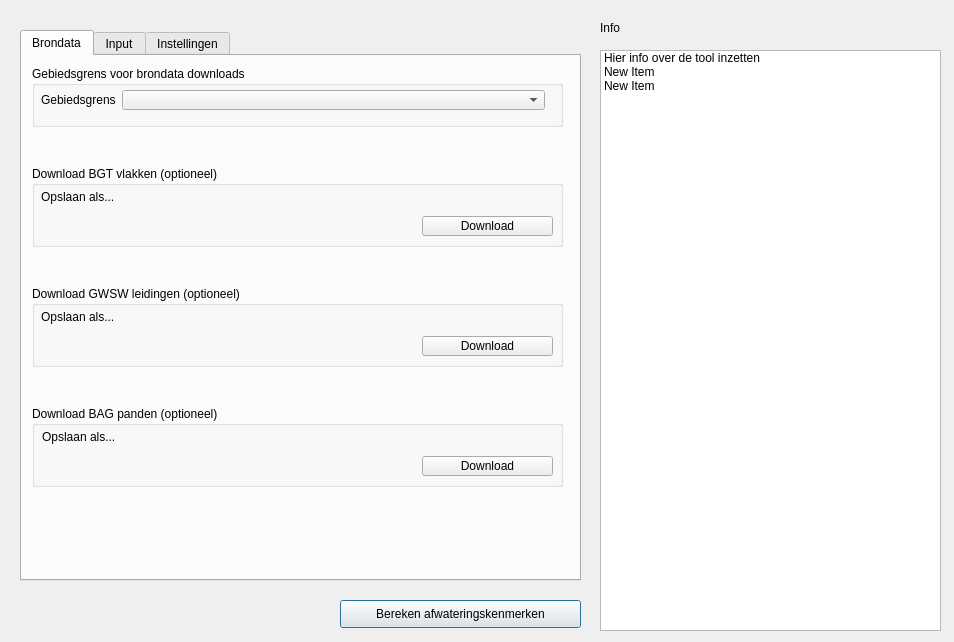
This is QGIS_plugin/bgtinlooptool/BGTInloopTool_dialog_base.ui in nens/bgt-inlooptool as Qt 5 draws it before an edit. The edited form follows.
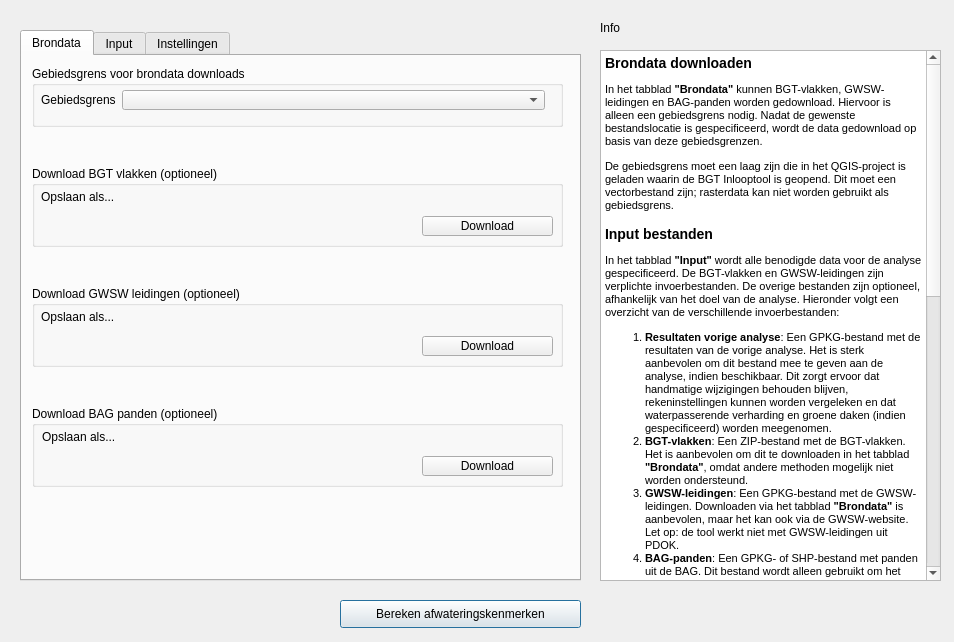
This is the edited form. The open tabs and pages were chosen to show the change. Custom widgets are drawn as their Qt base class.

Commit message:
Info toegevoegd aan tool
Front end aanpassingen

What changed in the file:
```diff
--- a/QGIS_plugin/bgtinlooptool/BGTInloopTool_dialog_base.ui
+++ b/QGIS_plugin/bgtinlooptool/BGTInloopTool_dialog_base.ui
@@ -26,31 +26,6 @@
     <string>Bereken afwateringskenmerken</string>
    </property>
   </widget>
-  <widget class="QListWidget" name="listWidget">
-   <property name="geometry">
-    <rect>
-     <x>600</x>
-     <y>50</y>
-     <width>341</width>
-     <height>581</height>
-    </rect>
-   </property>
-   <item>
-    <property name="text">
-     <string>Hier info over de tool inzetten</string>
-    </property>
-   </item>
-   <item>
-    <property name="text">
-     <string>New Item</string>
-    </property>
-   </item>
-   <item>
-    <property name="text">
-     <string>New Item</string>
-    </property>
-   </item>
-  </widget>
   <widget class="QLabel" name="label_13">
    <property name="geometry">
     <rect>
@@ -695,6 +670,40 @@
     </widget>
    </widget>
   </widget>
+  <widget class="QTextBrowser" name="textBrowser">
+   <property name="geometry">
+    <rect>
+     <x>600</x>
+     <y>50</y>
+     <width>341</width>
+     <height>531</height>
+    </rect>
+   </property>
+   <property name="html">
+    <string>&lt;!DOCTYPE HTML PUBLIC &quot;-//W3C//DTD HTML 4.0//EN&quot; &quot;http://www.w3.org/TR/REC-html40/strict.dtd&quot;&gt;
+&lt;html&gt;&lt;head&gt;&lt;meta name=&quot;qrichtext&quot; content=&quot;1&quot; /&gt;&lt;style type=&quot;text/css&quot;&gt;
+p, li { white-space: pre-wrap; }
+&lt;/style&gt;&lt;/head&gt;&lt;body style=&quot; font-family:'MS Shell Dlg 2'; font-size:8pt; font-weight:400; font-style:normal;&quot;&gt;
+&lt;p style=&quot; margin-top:14px; margin-bottom:12px; margin-left:0px; margin-right:0px; -qt-block-indent:0; text-indent:0px;&quot;&gt;&lt;span style=&quot; font-size:large; font-weight:600;&quot;&gt;Brondata downloaden&lt;/span&gt;&lt;/p&gt;
+&lt;p style=&quot; margin-top:12px; margin-bottom:12px; margin-left:0px; margin-right:0px; -qt-block-indent:0; text-indent:0px;&quot;&gt;In het tabblad &lt;span style=&quot; font-weight:600;&quot;&gt;&amp;quot;Brondata&amp;quot;&lt;/span&gt; kunnen BGT-vlakken, GWSW-leidingen en BAG-panden worden gedownload. Hiervoor is alleen een gebiedsgrens nodig. Nadat de gewenste bestandslocatie is gespecificeerd, wordt de data gedownload op basis van deze gebiedsgrenzen.&lt;/p&gt;
+&lt;p style=&quot; margin-top:12px; margin-bottom:12px; margin-left:0px; margin-right:0px; -qt-block-indent:0; text-indent:0px;&quot;&gt;De gebiedsgrens moet een laag zijn die in het QGIS-project is geladen waarin de BGT Inlooptool is geopend. Dit moet een vectorbestand zijn; rasterdata kan niet worden gebruikt als gebiedsgrens.&lt;/p&gt;
+&lt;p style=&quot; margin-top:14px; margin-bottom:12px; margin-left:0px; margin-right:0px; -qt-block-indent:0; text-indent:0px;&quot;&gt;&lt;span style=&quot; font-size:large; font-weight:600;&quot;&gt;Input bestanden&lt;/span&gt;&lt;/p&gt;
+&lt;p style=&quot; margin-top:12px; margin-bottom:12px; margin-left:0px; margin-right:0px; -qt-block-indent:0; text-indent:0px;&quot;&gt;In het tabblad &lt;span style=&quot; font-weight:600;&quot;&gt;&amp;quot;Input&amp;quot;&lt;/span&gt; wordt alle benodigde data voor de analyse gespecificeerd. De BGT-vlakken en GWSW-leidingen zijn verplichte invoerbestanden. De overige bestanden zijn optioneel, afhankelijk van het doel van de analyse. Hieronder volgt een overzicht van de verschillende invoerbestanden:&lt;/p&gt;
+&lt;ol style=&quot;margin-top: 0px; margin-bottom: 0px; margin-left: 0px; margin-right: 0px; -qt-list-indent: 1;&quot;&gt;&lt;li style=&quot; margin-top:12px; margin-bottom:0px; margin-left:0px; margin-right:0px; -qt-block-indent:0; text-indent:0px;&quot;&gt;&lt;span style=&quot; font-weight:600;&quot;&gt;Resultaten vorige analyse&lt;/span&gt;: Een GPKG-bestand met de resultaten van de vorige analyse. Het is sterk aanbevolen om dit bestand mee te geven aan de analyse, indien beschikbaar. Dit zorgt ervoor dat handmatige wijzigingen behouden blijven, rekeninstellingen kunnen worden vergeleken en dat waterpasserende verharding en groene daken (indien gespecificeerd) worden meegenomen.&lt;/li&gt;
+&lt;li style=&quot; margin-top:0px; margin-bottom:0px; margin-left:0px; margin-right:0px; -qt-block-indent:0; text-indent:0px;&quot;&gt;&lt;span style=&quot; font-weight:600;&quot;&gt;BGT-vlakken&lt;/span&gt;: Een ZIP-bestand met de BGT-vlakken. Het is aanbevolen om dit te downloaden in het tabblad &lt;span style=&quot; font-weight:600;&quot;&gt;&amp;quot;Brondata&amp;quot;&lt;/span&gt;, omdat andere methoden mogelijk niet worden ondersteund.&lt;/li&gt;
+&lt;li style=&quot; margin-top:0px; margin-bottom:0px; margin-left:0px; margin-right:0px; -qt-block-indent:0; text-indent:0px;&quot;&gt;&lt;span style=&quot; font-weight:600;&quot;&gt;GWSW-leidingen&lt;/span&gt;: Een GPKG-bestand met de GWSW-leidingen. Downloaden via het tabblad &lt;span style=&quot; font-weight:600;&quot;&gt;&amp;quot;Brondata&amp;quot;&lt;/span&gt; is aanbevolen, maar het kan ook via de GWSW-website. Let op: de tool werkt niet met GWSW-leidingen uit PDOK.&lt;/li&gt;
+&lt;li style=&quot; margin-top:0px; margin-bottom:0px; margin-left:0px; margin-right:0px; -qt-block-indent:0; text-indent:0px;&quot;&gt;&lt;span style=&quot; font-weight:600;&quot;&gt;BAG-panden&lt;/span&gt;: Een GPKG- of SHP-bestand met panden uit de BAG. Dit bestand wordt alleen gebruikt om het bouwjaar te koppelen aan de panden uit de BGT.&lt;/li&gt;
+&lt;li style=&quot; margin-top:0px; margin-bottom:0px; margin-left:0px; margin-right:0px; -qt-block-indent:0; text-indent:0px;&quot;&gt;&lt;span style=&quot; font-weight:600;&quot;&gt;Kolken&lt;/span&gt;: Een GPKG- of SHP-bestand met de locaties van de kolken.&lt;/li&gt;
+&lt;li style=&quot; margin-top:0px; margin-bottom:12px; margin-left:0px; margin-right:0px; -qt-block-indent:0; text-indent:0px;&quot;&gt;&lt;span style=&quot; font-weight:600;&quot;&gt;Gebieden voor statistiekberekening&lt;/span&gt;: Een GPKG- of SHP-bestand met één of meerdere gebieden. De resultaten van de BGT Inlooptool kunnen worden geaggregeerd per bemalingsgebied, gemeente, buurt of wijk. Voor elk polygoon in het invoerbestand worden statistieken berekend, zoals de percentuele afwatering naar verschillende stelsels en het type verharding.&lt;/li&gt;&lt;/ol&gt;
+&lt;p style=&quot; margin-top:12px; margin-bottom:12px; margin-left:0px; margin-right:0px; -qt-block-indent:0; text-indent:0px;&quot;&gt;Het wordt aanbevolen om de analyse te beperken tot een klein interessegebied om de snelheid van de tool te verhogen. &lt;span style=&quot; font-weight:600;&quot;&gt;De&lt;/span&gt; &lt;span style=&quot; font-weight:600;&quot;&gt;gebiedsafbakening&lt;/span&gt; moet een vectorlaag zijn die in het QGIS-project is geladen; rasterdata kan niet worden gebruikt als gebiedsafbakening.&lt;/p&gt;
+&lt;p style=&quot; margin-top:14px; margin-bottom:12px; margin-left:0px; margin-right:0px; -qt-block-indent:0; text-indent:0px;&quot;&gt;&lt;span style=&quot; font-size:large; font-weight:600;&quot;&gt;Resultaten opslaan&lt;/span&gt;&lt;/p&gt;
+&lt;p style=&quot; margin-top:12px; margin-bottom:12px; margin-left:0px; margin-right:0px; -qt-block-indent:0; text-indent:0px;&quot;&gt;De resultaten kunnen worden opgeslagen als een GPKG-bestand. Hiervoor hoeft alleen de bestandsmap te worden gespecificeerd. De bestandsnaam wordt bepaald door het revisienummer. Als er geen resultaten van een eerdere analyse zijn meegegeven, wordt dit aangeduid met &amp;quot;v1&amp;quot;. Als er wel een vorige versie is, wordt in de laag &lt;span style=&quot; font-weight:600;&quot;&gt;&amp;quot;&lt;/span&gt;7.&lt;span style=&quot; font-weight:600;&quot;&gt; &lt;/span&gt;Rekeninstellingen&lt;span style=&quot; font-weight:600;&quot;&gt;&amp;quot;&lt;/span&gt; gekeken welke versie het nieuwe bestand krijgt. Voor revisiebeheer is het verstandig om dezelfde map te selecteren als waar de vorige revisie is opgeslagen.&lt;/p&gt;
+&lt;p style=&quot; margin-top:12px; margin-bottom:12px; margin-left:0px; margin-right:0px; -qt-block-indent:0; text-indent:0px;&quot;&gt;Het opslaan van resultaten is optioneel. Door het vinkje bij &lt;span style=&quot; font-weight:600;&quot;&gt;&amp;quot;Resultaten opslaan&amp;quot;&lt;/span&gt; uit te zetten, worden de resultaten als een tijdelijke QGIS-laag ingeladen. Dit versnelt de analyse, maar de resultaten gaan verloren als QGIS wordt afgesloten. Wanneer de resultaten worden opgeslagen als GPKG, worden de styling en eventuele handmatige wijzigingen automatisch bijgehouden.&lt;/p&gt;
+&lt;p style=&quot; margin-top:14px; margin-bottom:12px; margin-left:0px; margin-right:0px; -qt-block-indent:0; text-indent:0px;&quot;&gt;&lt;span style=&quot; font-size:large; font-weight:600;&quot;&gt;Instellingen&lt;/span&gt;&lt;/p&gt;
+&lt;p style=&quot; margin-top:12px; margin-bottom:12px; margin-left:0px; margin-right:0px; -qt-block-indent:0; text-indent:0px;&quot;&gt;De instellingen beïnvloeden de koppeling tussen BGT-vlakken en GWSW-leidingen. Voor meer details over specifieke instellingen, zie de handleiding van de BGT Inlooptool. Elke instelling heeft een 'default-waarde' en kan worden gereset met de resetknop.&lt;/p&gt;
+&lt;p style=&quot; margin-top:12px; margin-bottom:12px; margin-left:0px; margin-right:0px; -qt-block-indent:0; text-indent:0px;&quot;&gt;Als ervoor wordt gekozen om leidingcodes te koppelen, worden de kolommen met codes gevuld op basis van het rioleringstype waar het vlak naar afwatert. Als deze optie niet wordt gebruikt, blijven deze kolommen leeg en verborgen in de inlooptabel.&lt;/p&gt;&lt;/body&gt;&lt;/html&gt;</string>
+   </property>
+  </widget>
  </widget>
  <customwidgets>
   <customwidget>
```
Left out of the diff: 2 changed lines with no effect on the pictures. The commit also changes 1 other file.
